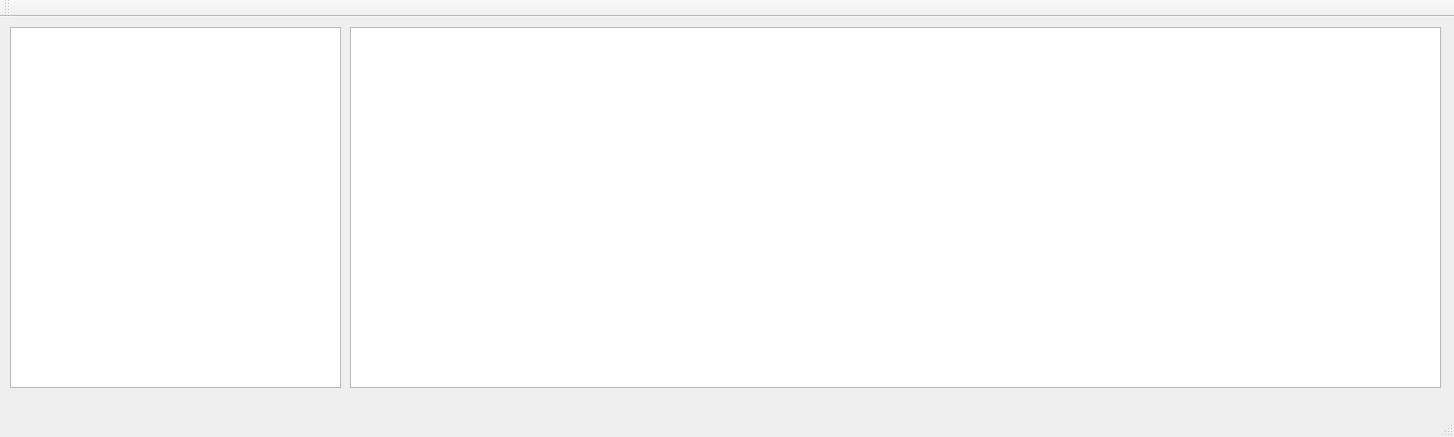
First picture: the form in coursework/06 - airport inspector/airport_inspector_viewer.ui, repository DarthGreenman/Education, before the edit.
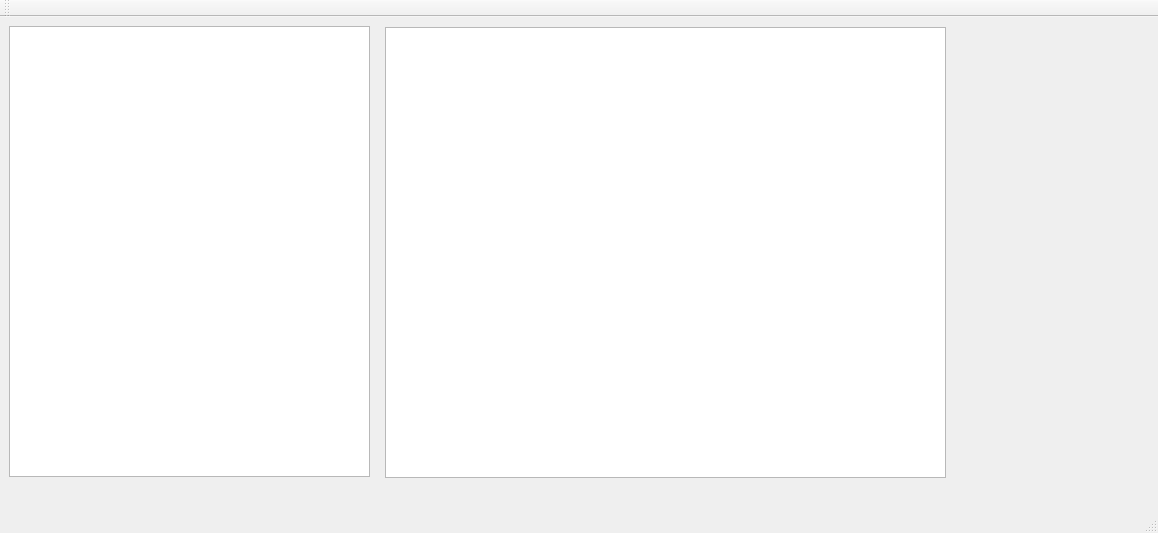
Second picture: the form after the edit. Icons and pictures are not drawn.

The edit to the form file:
```diff
--- a/coursework/06 - airport inspector/airport_inspector_viewer.ui
+++ b/coursework/06 - airport inspector/airport_inspector_viewer.ui
@@ -6,8 +6,8 @@
    <rect>
     <x>0</x>
     <y>0</y>
-    <width>1454</width>
-    <height>437</height>
+    <width>1158</width>
+    <height>533</height>
    </rect>
   </property>
   <property name="windowTitle">
@@ -20,20 +20,20 @@
    <widget class="QTableView" name="airports">
     <property name="geometry">
      <rect>
-      <x>10</x>
-      <y>10</y>
-      <width>331</width>
-      <height>361</height>
+      <x>9</x>
+      <y>9</y>
+      <width>361</width>
+      <height>451</height>
      </rect>
     </property>
    </widget>
    <widget class="QTableView" name="flights">
     <property name="geometry">
      <rect>
-      <x>350</x>
+      <x>385</x>
       <y>10</y>
-      <width>1091</width>
-      <height>361</height>
+      <width>561</width>
+      <height>451</height>
      </rect>
     </property>
    </widget>
```
Left out of the diff: 2 changed lines with no effect on the pictures.
